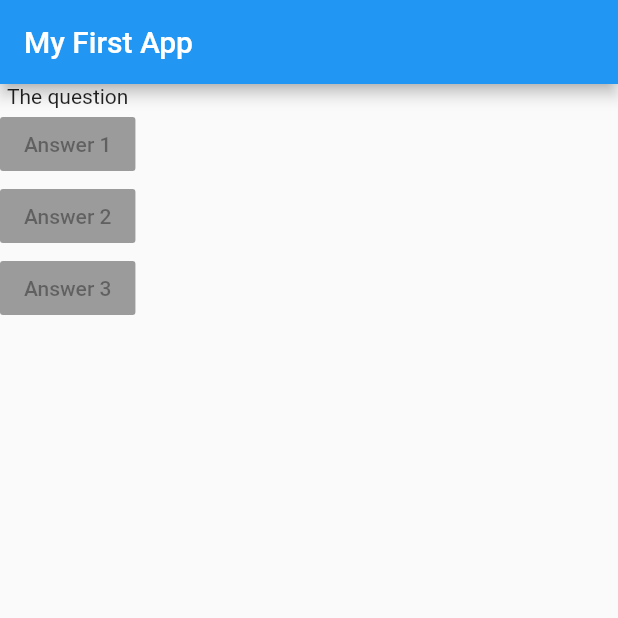
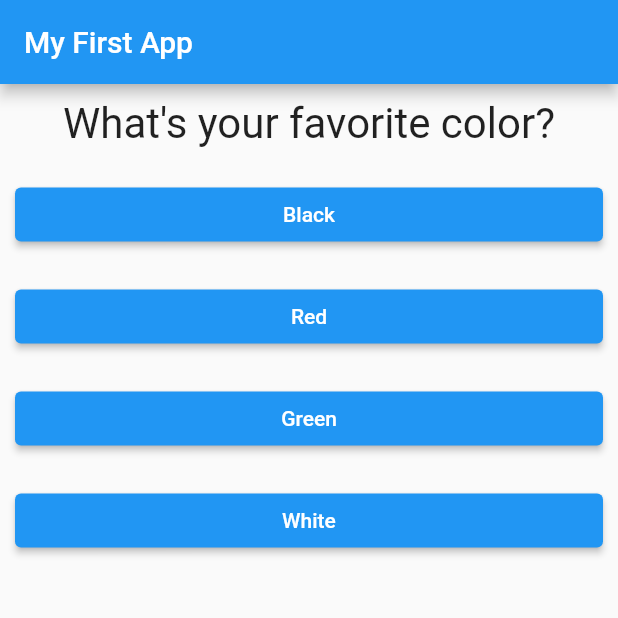
Before and after one commit to citrus77/flutter_complete_guide, a Flutter app: the screen it shows after launch, on a phone screen of 412 x 824 dp, the top half of it. Run offline on Flutter 3.47's test engine with Material 2 defaults, Android fonts, the phone set to English and light mode, and no system bars.

Commit message:
end day 2

```diff
--- /dev/null
+++ b/lib/answer.dart
@@ -0,0 +1,25 @@
+import 'package:flutter/cupertino.dart';
+import 'package:flutter/material.dart';
+import 'package:flutter/material.dart';
+
+class Answer extends StatelessWidget {
+  final VoidCallback selectHandler;
+  final String answerText;
+
+  Answer(this.selectHandler, this.answerText);
+
+  @override
+  Widget build(BuildContext context) {
+    return Container(
+      width: double.infinity,
+      margin: EdgeInsets.all(10),
+      child: ElevatedButton(
+        style: ButtonStyle(
+          backgroundColor: MaterialStateProperty.all(Colors.blue),
+        ),
+        child: Text(answerText),
+        onPressed: selectHandler,
+      ),
+    );
+  }
+}
--- a/lib/main.dart
+++ b/lib/main.dart
@@ -1,13 +1,41 @@
 import 'package:flutter/material.dart';
+import './answer.dart';
+import './question.dart';
 
 void main() => runApp(MyApp());
 
-class MyApp extends StatelessWidget {
+class MyApp extends StatefulWidget {
+  @override
+  State<StatefulWidget> createState() {
+    return _MyAppState();
+  }
+}
+
+class _MyAppState extends State<MyApp> {
+  var _questionIndex = 0;
+
+  void _answerQuestion() {
+    setState(() {
+      _questionIndex = _questionIndex + 1;
+    });
+    print(_questionIndex);
+  }
+
   @override
   Widget build(BuildContext context) {
-    var questions = [
-      'What\'s your favorite color?',
-      'What\'s your favorite animal?',
+    const questions = [
+      {
+        'questionText': 'What\'s your favorite color?',
+        'answers': ['Black', 'Red', 'Green', 'White'],
+      },
+      {
+        'questionText': 'What\'s your favorite animal?',
+        'answers': ['Rabbit', 'Snake', 'Elephant', 'Lion'],
+      },
+      {
+        'questionText': 'Who\'s your favorite instructor?',
+        'answers': ['Max', 'Max', 'Max', 'Max'],
+      },
     ];
     return MaterialApp(
       home: Scaffold(
@@ -16,19 +44,11 @@ class MyApp extends StatelessWidget {
         ),
         body: Column(
           children: [
-            Text('The question'),
-            RaisedButton(
-              child: Text('Answer 1'),
-              onPressed: null,
-            ),
-            RaisedButton(
-              child: Text('Answer 2'),
-              onPressed: null,
-            ),
-            RaisedButton(
-              child: Text('Answer 3'),
-              onPressed: null,
-            ),
+            Question(questions[_questionIndex]['questionText'] as String),
+            ...(questions[_questionIndex]['answers'] as List<String>)
+                .map((answer) {
+              return Answer(_answerQuestion, answer);
+            }).toList()
           ],
         ),
       ),
--- /dev/null
+++ b/lib/question.dart
@@ -0,0 +1,19 @@
+import 'package:flutter/material.dart';
+
+class Question extends StatelessWidget {
+  final String questionText;
+
+  Question(this.questionText);
+
+  @override
+  Widget build(BuildContext context) {
+    return Container(
+        width: double.infinity,
+        margin: EdgeInsets.all(10),
+        child: Text(
+          questionText,
+          style: TextStyle(fontSize: 28),
+          textAlign: TextAlign.center,
+        ));
+  }
+}
```
